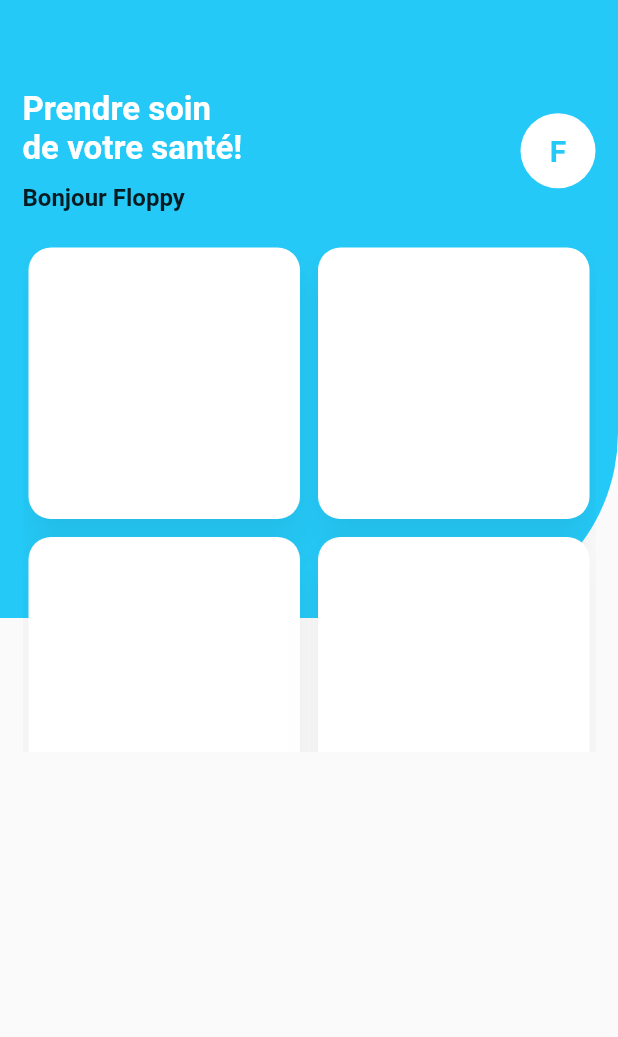
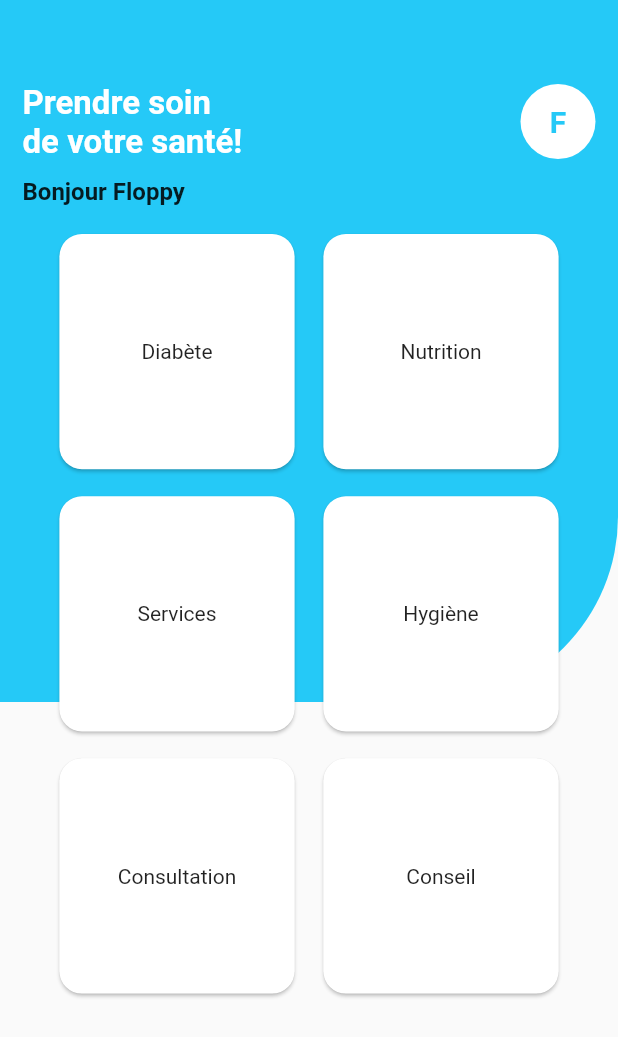
Before and after one commit to jippy96/diabtech, a Flutter app: the Home screen opened directly, on a phone screen of 412 x 824 dp. Shown: the top 1037 px of the screen. Run offline on Flutter 3.47's test engine with Material 2 defaults, Android fonts, the phone set to English and light mode, and no system bars; our stand-ins replace bloc, cloud_firestore, equatable, firebase_core, flutter_bloc, lottie and 1 more; accounts and stored records are empty.

Commit message:
Intrégration de la page de présentation des services

```diff
--- a/lib/features/home/presentation/home.dart
+++ b/lib/features/home/presentation/home.dart
@@ -1,6 +1,7 @@
 import 'package:diabtech/core/colors.dart';
+import 'package:diabtech/features/services/presentation/all_services.dart';
+import 'package:flutter/cupertino.dart';
 import 'package:flutter/material.dart';
-import 'package:flutter_staggered_grid_view/flutter_staggered_grid_view.dart';
 
 class Home extends StatefulWidget {
   @override
@@ -8,11 +9,26 @@ class Home extends StatefulWidget {
 }
 
 class _HomeState extends State<Home> {
+  int n = 6;
+  List<String> content = [
+    'Diabète',
+    'Services',
+    'Consultation',
+  ];
+  List<String> content2 = [
+    'Nutrition',
+    'Hygiène',
+    'Conseil',
+  ];
   @override
   Widget build(BuildContext context) {
     final height = MediaQuery.of(context).size.height;
     final width = MediaQuery.of(context).size.width;
     return Scaffold(
+      appBar: AppBar(
+        backgroundColor: primaryColor,
+        elevation: 0,
+      ),
       body: SingleChildScrollView(
           child: Stack(
         children: [
@@ -27,16 +43,15 @@ class _HomeState extends State<Home> {
           ),
           Positioned(
             child: Container(
-              height: height,
               width: width,
               child: Padding(
                 padding: const EdgeInsets.symmetric(horizontal: 15),
                 child: Column(
                   crossAxisAlignment: CrossAxisAlignment.start,
                   children: [
-                    SizedBox(height: 60),
                     Row(
                       mainAxisAlignment: MainAxisAlignment.spaceBetween,
+                      crossAxisAlignment: CrossAxisAlignment.start,
                       children: [
                         Column(
                           crossAxisAlignment: CrossAxisAlignment.start,
@@ -74,28 +89,59 @@ class _HomeState extends State<Home> {
                       ],
                     ),
                     SizedBox(height: 10),
-                    Container(
-                      height: 350,
-                      width: width,
-                      child: GridView.builder(
-                        itemCount: 4,
-                        padding: EdgeInsets.symmetric(vertical: 10),
-                        gridDelegate: SliverGridDelegateWithFixedCrossAxisCount(
-                          crossAxisCount: 2,
-                          mainAxisSpacing: 4.0,
-                          crossAxisSpacing: 4.0,
+                    for (var i = 0; i < n / 2; i++)
+                      Padding(
+                        padding: const EdgeInsets.symmetric(
+                          horizontal: 15,
+                          vertical: 5,
                         ),
-                        itemBuilder: (context, index) => Card(
-                          elevation: 10.0,
-                          shadowColor: Colors.black26,
-                          shape: RoundedRectangleBorder(
-                            borderRadius: BorderRadius.all(
-                              Radius.circular(15.0),
+                        child: Row(
+                          mainAxisAlignment: MainAxisAlignment.spaceAround,
+                          children: [
+                            Container(
+                              height: width * .4,
+                              width: width * .4,
+                              child: GestureDetector(
+                                onTap: () {
+                                  switch (i) {
+                                    case 0:
+                                      break;
+                                    case 1:
+                                      Navigator.push(
+                                        context,
+                                        CupertinoPageRoute(
+                                          builder: (context) => AllService(),
+                                        ),
+                                      );
+                                      break;
+                                    case 2:
+                                      break;
+                                    default:
+                                  }
+                                },
+                                child: Card(
+                                  child:
+                                      Center(child: Text(content.elementAt(i))),
+                                  shape: RoundedRectangleBorder(
+                                    borderRadius: BorderRadius.circular(15),
+                                  ),
+                                ),
+                              ),
                             ),
-                          ),
+                            Container(
+                              height: width * .4,
+                              width: width * .4,
+                              child: Card(
+                                child:
+                                    Center(child: Text(content2.elementAt(i))),
+                                shape: RoundedRectangleBorder(
+                                  borderRadius: BorderRadius.circular(15),
+                                ),
+                              ),
+                            ),
+                          ],
                         ),
                       ),
-                    )
                   ],
                 ),
               ),
--- a/pubspec.yaml
+++ b/pubspec.yaml
@@ -31,7 +31,6 @@ dependencies:
   flutter_bloc: ^6.1.2
   lottie: ^0.7.0+1
   shared_preferences: ^0.5.12+4
-  flutter_staggered_grid_view: ^0.3.4
 dev_dependencies:
   flutter_test:
     sdk: flutter
```
Also changed, not shown: lib/features/services/presentation/all_services.dart (added, +146 -0 lines), lib/features/signIn/presentation/register.dart (+4 -3 lines), lib/index.dart (added, +73 -0 lines), lib/main.dart (+5 -2 lines), pubspec.lock.
